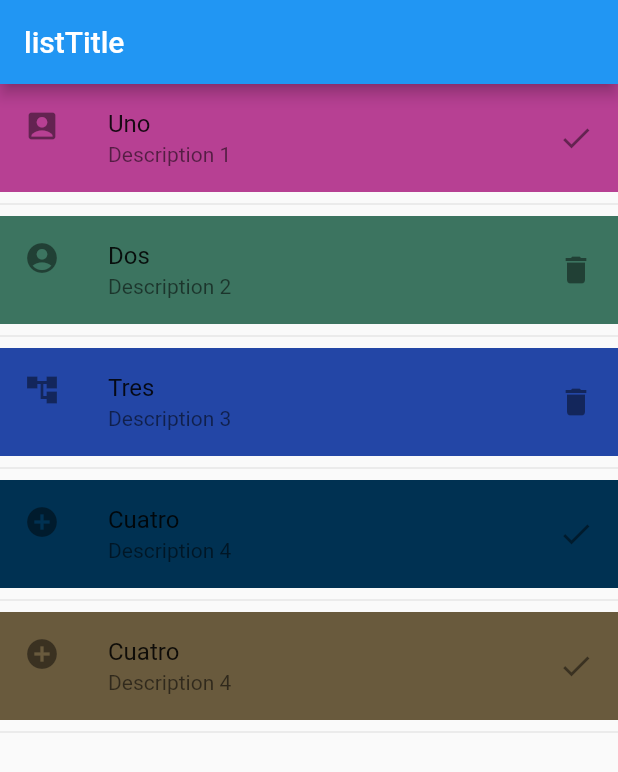
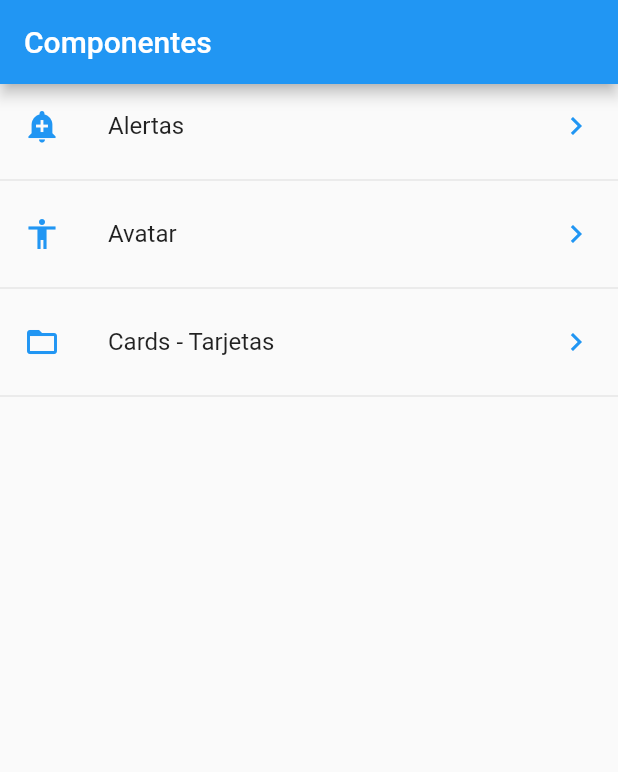
Before and after one commit to ffernando-cg/iOS-Fieras, a Flutter app: the screen it shows after launch, on a phone screen of 412 x 824 dp. Shown: the top 772 px of the screen. Run offline on Flutter 3.47's test engine with Material 2 defaults, Android fonts, the phone set to English and light mode, and no system bars.

Commit message:
Practica de navegacion entre 3 scaffolds

```diff
--- /dev/null
+++ b/data/menu_opts.json
@@ -0,0 +1,18 @@
+{
+  "nombreApp": "Componentes",
+  "routes":[
+    {
+      "icon": "add_alert",
+      "text": "Alertas"
+    },
+    {
+
+      "icon": "accessibility",
+      "text": "Avatar"
+    },
+    {
+      "icon": "folder_open",
+      "text": "Cards - Tarjetas"
+    }
+  ]
+}
--- /dev/null
+++ b/data/menu_opts_submenu.json
@@ -0,0 +1,34 @@
+{
+  "subroute":[
+  {
+    "mini-route":"Pagina 1 de alertas",
+    "icon": "add_alert",
+    "text": "Alertas 1"
+  },
+  {
+    "mini-route":"Pagina 2 de alertas",
+    "icon": "add_alert",
+    "text": "Alertas 2"
+  },
+  {
+    "mini-route":"Pagina 1 de avatar",
+    "icon": "accessibility",
+    "text": "Avatar 1"
+  },
+  {
+    "mini-route":"Pagina 2 de avatar",
+    "icon": "accessibility",
+    "text": "Avatar 2"
+  },
+  {
+    "mini-route":"Pagina 1 de tarjetas",
+    "icon": "folder_open",
+    "text": "Cards - Tarjetas 1"
+  },
+  {
+    "mini-route":"Pagina 2 de tarjetas",
+    "icon": "folder_open",
+    "text": "Cards - Tarjetas 2"
+  }
+  ]
+}
--- a/lib/main.dart
+++ b/lib/main.dart
@@ -1,5 +1,5 @@
 import 'package:flutter/material.dart';
-import 'src/pages/homepage_alternativo.dart';
+import 'package:navigation_practice/src/pages/home_page.dart';
 
 void main() => runApp(MyApp());
 
@@ -7,9 +7,9 @@ class MyApp extends StatelessWidget {
   @override
   Widget build(BuildContext context) {
     return MaterialApp(
-      title: 'listTitle App',
+      title: 'Navigation Practice',
       debugShowCheckedModeBanner: false,
-      home:HomePageAlternativo()
+      home: HomePage(),
     );
   }
 }
--- /dev/null
+++ b/lib/src/pages/home_page.dart
@@ -0,0 +1,48 @@
+import 'package:flutter/material.dart';
+import 'package:navigation_practice/src/pages/subpage.dart';
+import 'package:navigation_practice/src/providers/menu_providers.dart';
+import 'package:navigation_practice/src/utils/icono_string_util.dart';
+
+class HomePage extends StatelessWidget {
+  @override
+  Widget build(BuildContext context) {
+    return Scaffold(
+      appBar: AppBar(title: Text('Componentes')),
+      body: _lista(),
+    );
+  }
+
+  Widget _lista() {
+    // Future builder
+    return FutureBuilder(
+        future: menuProvider.loadData(),
+        initialData: [],
+        builder: (context, AsyncSnapshot<List<dynamic>> snapshot) {
+          return ListView(
+            children: _listaItems(snapshot.data, context),
+          );
+        });
+  }
+
+  List<Widget> _listaItems(List<dynamic> data, BuildContext context) {
+    final List<Widget> opciones = [];
+    int contador = 0;
+
+    data.forEach((opt) {
+      final widgetTemp = ListTile(
+        title: Text(opt['text']),
+        leading: getIcon(opt['icon']),
+        trailing: Icon(Icons.keyboard_arrow_right, color: Colors.blue),
+        onTap: () {
+          final route = MaterialPageRoute(
+              builder: (context) => SubPage(contador) // FALTA AGREGAR AQUI
+              );
+          Navigator.push(context, route);
+        },
+      );
+      opciones..add(widgetTemp)..add(Divider());
+      contador++;
+    });
+    return opciones;
+  }
+}
--- a/lib/src/pages/homepage_alternativo.dart
+++ /dev/null
@@ -1,82 +0,0 @@
-import 'package:flutter/material.dart';
-
-class HomePageAlternativo extends StatelessWidget {
-  //final opciones = ['Uno','Dos','Tres','Cuatro','Cinco'];
-  final opciones = [
-    {
-      "color": 0xFFB74093,
-      "title": "Uno",
-      "description": "Description 1",
-      "iconL": Icons.account_box,
-      "iconT": Icons.check
-    },
-    {
-      "color": 0xFF3C7460,
-      "title": "Dos",
-      "description": "Description 2",
-      "iconL": Icons.account_circle,
-      "iconT": Icons.delete
-    }, //account_circle
-    {
-      "color": 0xFF2346A6,
-      "title": "Tres",
-      "description": "Description 3",
-      "iconL": Icons.account_tree,
-      "iconT": Icons.delete
-    }, //account_tree
-    {
-      "color": 0xFF003152,
-      "title": "Cuatro",
-      "description": "Description 4",
-      "iconL": Icons.add_circle,
-      "iconT": Icons.check
-    },
-    {
-      "color": 0xFF695A3D,
-      "title": "Cuatro",
-      "description": "Description 4",
-      "iconL": Icons.add_circle,
-      "iconT": Icons.check
-    }, //add_circle
-  ];
-
-  @override
-  Widget build(BuildContext context) {
-    return Scaffold(
-      appBar: AppBar(
-        title: Text('listTitle'),
-      ),
-      body: ListView(
-        children: _crearItemsCorto(),
-      ),
-    );
-  }
-
-  /*List <Widget> _crearItems() {
-    List<Widget> lista = new List<Widget>();
-    for (var opt in opciones) {
-      final tempWidget = ListTile(
-        title: Text(opt),
-      );
-      //lista.add(tempWidget);
-      //lista.add(Divider());
-      lista..add(tempWidget)..add(Divider());
-    }
-  }*/
-
-  List<Widget> _crearItemsCorto() {
-    return opciones.map((item) {
-      return Column(children: [
-        ListTile(
-          tileColor: Color(item['color']),
-          title: Text((item['title'])),
-          subtitle: Text(item['description']),
-          leading: Icon(item['iconL']),
-          trailing: Icon(item['iconT']),
-          onTap: () {},
-        ),
-        Divider(),
-      ]);
-    }).toList();
-  }
-}
--- /dev/null
+++ b/lib/src/utils/icono_string_util.dart
@@ -0,0 +1,11 @@
+import 'package:flutter/material.dart';
+
+final _icons = <String, IconData>{
+  'add_alert': Icons.add_alert,
+  'accessibility': Icons.accessibility,
+  'folder_open': Icons.folder_open
+};
+
+Icon getIcon(String nombreIcono) {
+  return Icon(_icons[nombreIcono], color: Colors.blue);
+}
--- a/pubspec.yaml
+++ b/pubspec.yaml
@@ -1,4 +1,4 @@
-name: components_practice
+name: navigation_practice
 description: A new Flutter project.
 
 # The following line prevents the package from being accidentally published to
@@ -45,7 +45,9 @@ flutter:
   uses-material-design: true
 
   # To add assets to your application, add an assets section, like this:
-  # assets:
+  assets:
+  - data/menu_opts.json
+  - data/menu_opts_submenu.json
   #   - images/a_dot_burr.jpeg
   #   - images/a_dot_ham.jpeg
 
```
Also changed, not shown: lib/src/pages/alert_page.dart (added, +16 -0 lines), lib/src/pages/subpage.dart (added, +52 -0 lines), lib/src/providers/menu_providers.dart (added, +33 -0 lines), 10 other files.
